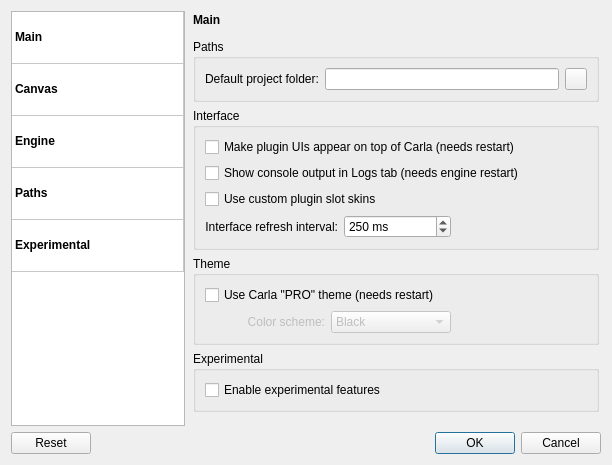
This is resources/ui/carla_settings.ui in falkTX/Carla as Qt 5 draws it before an edit. The edited form follows.
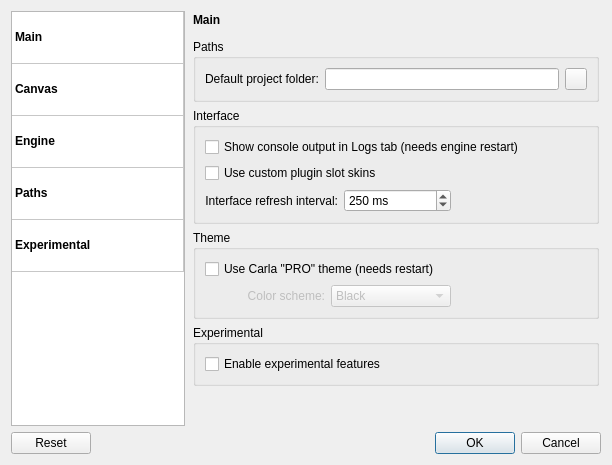
This is the edited form. Icons and pictures are not drawn.

Commit message: Move manage-uis option from main to engine

Patch:
```diff
--- a/resources/ui/carla_settings.ui
+++ b/resources/ui/carla_settings.ui
@@ -290,7 +290,7 @@
             <string>Interface</string>
            </property>
            <layout class="QGridLayout" name="gridLayout_4">
-            <item row="4" column="1">
+            <item row="3" column="1">
              <widget class="QSpinBox" name="sb_main_refresh_interval">
               <property name="suffix">
                <string> ms</string>
@@ -306,7 +306,7 @@
               </property>
              </widget>
             </item>
-            <item row="4" column="2">
+            <item row="3" column="2">
              <spacer name="horizontalSpacer_12">
               <property name="orientation">
                <enum>Qt::Horizontal</enum>
@@ -322,7 +322,7 @@
               </property>
              </spacer>
             </item>
-            <item row="4" column="0">
+            <item row="3" column="0">
              <widget class="QLabel" name="label_main_refresh_interval">
               <property name="text">
                <string>Interface refresh interval:</string>
@@ -332,21 +332,14 @@
               </property>
              </widget>
             </item>
-            <item row="1" column="0" colspan="3">
-             <widget class="QCheckBox" name="ch_main_manage_uis">
-              <property name="text">
-               <string>Make plugin UIs appear on top of Carla (needs restart)</string>
-              </property>
-             </widget>
-            </item>
-            <item row="3" column="0" colspan="3">
+            <item row="2" column="0" colspan="3">
              <widget class="QCheckBox" name="ch_main_use_custom_skins">
               <property name="text">
                <string>Use custom plugin slot skins</string>
               </property>
              </widget>
             </item>
-            <item row="2" column="0" colspan="3">
+            <item row="1" column="0" colspan="3">
              <widget class="QCheckBox" name="ch_main_show_logs">
               <property name="text">
                <string>Show console output in Logs tab (needs engine restart)</string>
```
Left out of the diff: 17 changed lines with no effect on the pictures. The commit also changes 4 other files.
